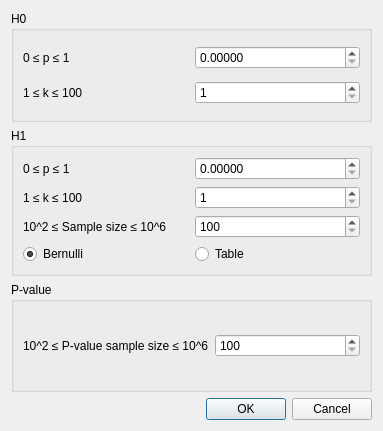
This is C++/Qt/HypothesisTesting/dialog.ui in Sakamoto45/Semestr_6 as Qt 5 draws it before an edit. The edited form follows.
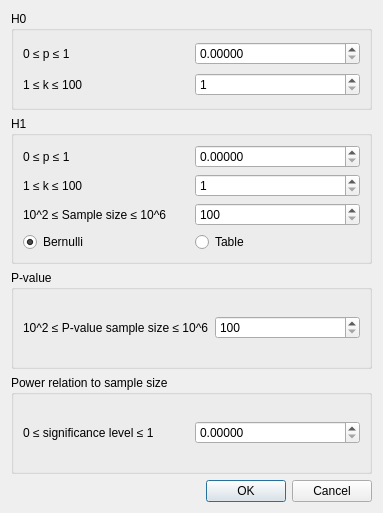
This is the edited form.

Patch:
```diff
--- a/C++/Qt/HypothesisTesting/dialog.ui
+++ b/C++/Qt/HypothesisTesting/dialog.ui
@@ -7,7 +7,7 @@
     <x>0</x>
     <y>0</y>
     <width>383</width>
-    <height>431</height>
+    <height>513</height>
    </rect>
   </property>
   <property name="windowTitle">
@@ -187,6 +187,32 @@
      </layout>
     </widget>
    </item>
+   <item>
+    <widget class="QGroupBox" name="Power">
+     <property name="title">
+      <string>Power relation to sample size</string>
+     </property>
+     <layout class="QGridLayout" name="gridLayout_2">
+      <item row="0" column="1">
+       <widget class="QDoubleSpinBox" name="Power_input_significance_level">
+        <property name="decimals">
+         <number>5</number>
+        </property>
+        <property name="maximum">
+         <double>999999.989999999990687</double>
+        </property>
+       </widget>
+      </item>
+      <item row="0" column="0">
+       <widget class="QLabel" name="Power_label_significance_level">
+        <property name="text">
+         <string>0 ≤ significance level ≤ 1</string>
+        </property>
+       </widget>
+      </item>
+     </layout>
+    </widget>
+   </item>
    <item>
     <widget class="QDialogButtonBox" name="buttonBox">
      <property name="orientation">
```
Left out of the diff: 4 changed lines with no effect on the pictures.
